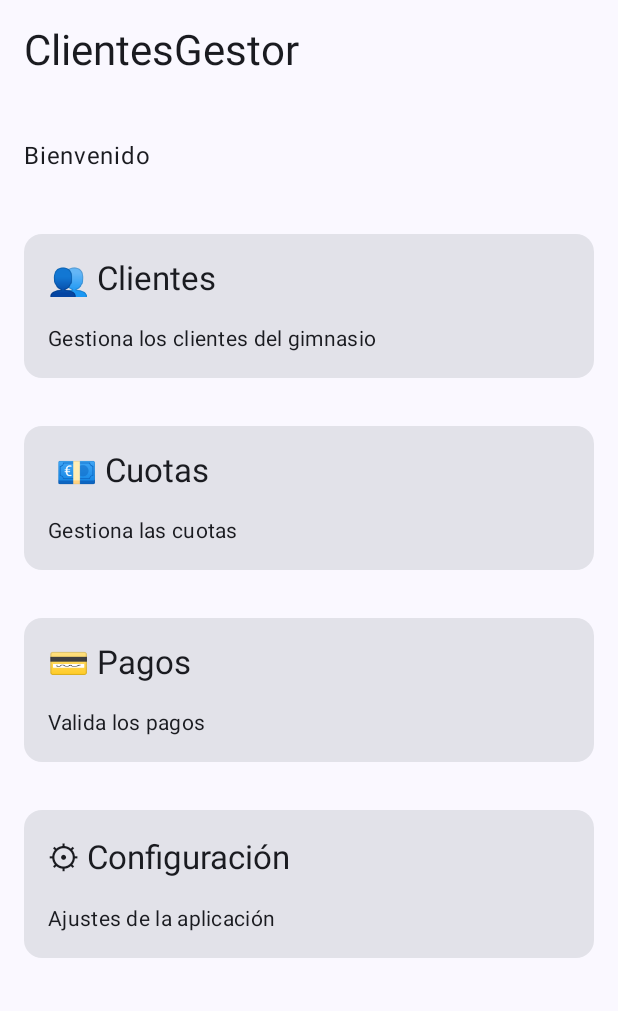
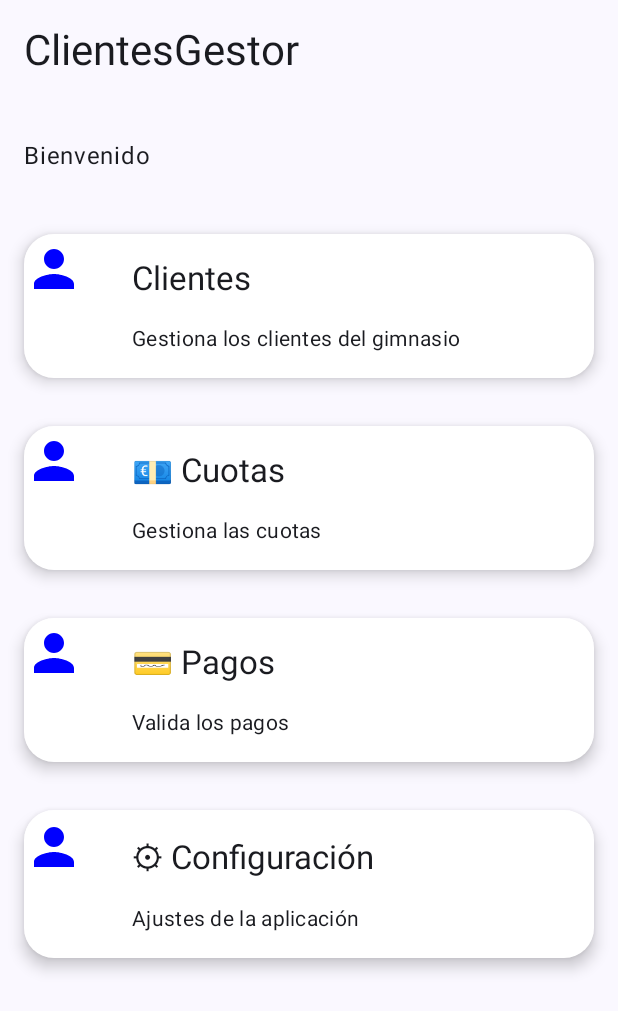
Before and after one commit to Rober-Car/ClientesGestor, an Android app built with Jetpack Compose: the HomeScreen screen opened through its navigation route, on a phone screen of 412 x 824 dp. Shown: the top 1011 px of the screen. Run offline under Robolectric (Android 15) with nearby library versions, the light colour scheme and no system bars.

Commit message:
Primeros pasos con compose 5

```diff
--- a/app/build.gradle.kts
+++ b/app/build.gradle.kts
@@ -56,4 +56,5 @@ dependencies {
     androidTestImplementation(libs.androidx.compose.ui.test.junit4)
     debugImplementation(libs.androidx.compose.ui.tooling)
     debugImplementation(libs.androidx.compose.ui.test.manifest)
+    implementation(libs.androidx.compose.material.icons.extended)
 }
--- a/app/src/main/java/com/roberto/clientesgestor/navigation/AppNavigation.kt
+++ b/app/src/main/java/com/roberto/clientesgestor/navigation/AppNavigation.kt
@@ -5,7 +5,8 @@ import androidx.navigation.compose.NavHost
 import androidx.navigation.compose.composable
 import androidx.navigation.compose.rememberNavController
 import com.roberto.clientesgestor.ui.auth.LoginScreen
-import com.roberto.clientesgestor.ui.cliente.HomeScreen
+import com.roberto.clientesgestor.ui.clientes.ClientesScreen
+import com.roberto.clientesgestor.ui.home.HomeScreen
 
 
 /**
@@ -103,5 +104,9 @@ fun AppNavigation() {
             HomeScreen(navController)
     }
 
+        composable ( Routes.CLIENTES){
+            ClientesScreen(navController)
+        }
+
 }
 }
--- a/app/src/main/java/com/roberto/clientesgestor/navigation/Routes.kt
+++ b/app/src/main/java/com/roberto/clientesgestor/navigation/Routes.kt
@@ -1,7 +1,33 @@
 package com.roberto.clientesgestor.navigation
 
+/**
+ * Routes
+ * ------
+ * ✔ TIPO: object (objeto singleton de Kotlin)
+ * Es una declaración de un objeto único en toda la aplicación.
+ * Sirve para almacenar valores constantes relacionados con las rutas de navegación.
+ *
+ * Sintaxis:
+ * object Nombre {
+ *     const val RUTA = "valor"
+ * }
+ *
+ * Uso:
+ * Se utiliza para evitar errores tipográficos y centralizar las rutas del NavHost.
+ */
 object Routes {
 
+    /**
+     * LOGIN
+     * -----
+     * ✔ TIPO: constante (const val)
+     * Es una cadena inmutable que representa la ruta de la pantalla de login.
+     * Sirve para navegar a la pantalla de inicio de sesión mediante navController.navigate(LOGIN).
+     *
+     * (Detalles completos sobre constantes ya explicados en esta primera aparición)
+     */
     const val LOGIN = "login"
     const val HOME = "home"
+
+    const val CLIENTES = "clientes"
 }
--- a/app/src/main/java/com/roberto/clientesgestor/ui/auth/LoginScreen.kt
+++ b/app/src/main/java/com/roberto/clientesgestor/ui/auth/LoginScreen.kt
@@ -260,7 +260,9 @@ fun LoginScreen(
          * Muestra una frase fija debajo del mensaje principal.
          */
 
-        Spacer(modifier = Modifier.height(16.dp))
+        Spacer(
+            modifier = Modifier.height(16.dp)
+        )
 
 
         Text("Gestión de clientes y cuotas")
--- a/app/src/main/java/com/roberto/clientesgestor/ui/cliente/HomeScreen.kt
+++ /dev/null
@@ -1,241 +0,0 @@
-package com.roberto.clientesgestor.ui.cliente
-
-import androidx.compose.foundation.layout.Column
-import androidx.compose.foundation.layout.Row
-import androidx.compose.foundation.layout.Spacer
-import androidx.compose.foundation.layout.fillMaxSize
-import androidx.compose.foundation.layout.fillMaxWidth
-import androidx.compose.foundation.layout.height
-import androidx.compose.foundation.layout.padding
-import androidx.compose.material3.Card
-import androidx.compose.material3.MaterialTheme
-import androidx.compose.material3.Text
-import androidx.compose.runtime.Composable
-import androidx.navigation.NavHostController
-import androidx.compose.material3.Scaffold
-import androidx.compose.ui.Modifier
-import androidx.compose.ui.unit.dp
-
-/**
- * HomeScreen
- * ----------
- * ✔ TIPO: función @Composable
- * ¿Qué es?
- * Una pantalla de la app que se muestra al navegar a HOME.
- *
- * ¿Qué hace?
- * Dibuja la interfaz usando Scaffold y Column.
- *
- * Parámetro navController
- * -----------------------
- * ✔ TIPO: NavHostController
- * ¿Para qué sirve?
- * Permite navegar a otras pantallas desde HomeScreen.
- */
-@Composable
-fun HomeScreen (
-
-    /**
-     * navController
-     * -------------
-     * El controlador de navegación que gestiona las rutas.
-     *
-     * ¿Para qué sirve?
-     *  permite navegar a otras pantallas  desde esta pantalla si fuese necesario.
-     */
-    navController: NavHostController
-
-) {
-
-    /**
-     * Scaffold
-     * --------
-     * ✔ TIPO: Composable de Material Design
-     *
-     * ¿Qué es?
-     * Un contenedor que estructura la pantalla.
-     *
-     * ¿Qué hace?
-     * Proporciona espacios como barras superiores, inferiores,
-     * FAB, y un área de contenido con padding automático.
-     *
-     * innerPadding
-     * ------------
-     * ✔ TIPO: PaddingValues
-     * ¿Qué hace?
-     * Indica el padding interno que Scaffold aplica al contenido.
-     */
-    Scaffold { innerPadding ->
-
-        /**
-         * Column
-         * ------
-         * ✔ TIPO: layout vertical
-         *
-         * ¿Qué es?
-         * Un contenedor que coloca elementos uno debajo del otro.
-         *
-         * modifier
-         * --------
-         * ✔ fillMaxSize() → ocupa toda la pantalla.
-         * ✔ padding(innerPadding) → aplica el padding del Scaffold.
-         */
-        Column(
-            modifier = Modifier
-                .fillMaxSize()
-                .padding(innerPadding)
-        ) {
-            /**
-             * Text("ClientesGestor")
-             * ----------------------
-             * ✔ TIPO: Composable de texto (Material 3)
-             *
-             * ¿Qué es?
-             * Un componente que muestra texto en pantalla.
-             *
-             * Parámetros:
-             * - text → contenido textual que se va a mostrar.
-             * - style → estilo tipográfico aplicado (headlineMedium en este caso).
-             * - modifier → ajustes visuales como padding, tamaño, alineación, etc.
-             */
-            Text(
-                text = "ClientesGestor",
-                style = MaterialTheme.typography.headlineMedium,
-                modifier = Modifier.padding(16.dp)
-            )
-
-
-            Spacer(modifier = Modifier.height(24.dp))
-
-            /**
-             * Text("Bienvenido")
-             * ------------------
-             * ✔ TIPO: Composable de texto
-             *
-             * ¿Qué es?
-             * Un texto secundario que complementa el título principal.
-             *
-             * Parámetros:
-             * - text → contenido textual.
-             * - modifier → en este caso, padding horizontal desde la izquierda.
-             */
-            Text(
-                text = "Bienvenido",
-                modifier = Modifier.padding(start = 16.dp)
-            )
-
-            Spacer(modifier= Modifier.height(24.dp))
-
-
-
-
-                Card (
-
-                    modifier = Modifier
-                        .fillMaxWidth()
-                        .padding(16.dp)
-
-                ){
-
-                    Text(
-                        text = "👥 Clientes",
-                        style = MaterialTheme.typography.titleLarge,
-                        modifier = Modifier.padding(16.dp)
-                    )
-
-                    Text(
-                        text = "Gestiona los clientes del gimnasio",
-                        style = MaterialTheme.typography.bodyMedium,
-                        modifier = Modifier.padding(
-                            start = 16.dp,
-                            end = 16.dp,
-                            bottom = 16.dp
-                        )
-                    )
-
-                }
-
-                Card(
-
-                    modifier = Modifier
-                        .fillMaxWidth()
-                        .padding(16.dp)
-
-                ){
-
-                    Text(
-                        text = " \uD83D\uDCB6 Cuotas" ,
-                        style = MaterialTheme.typography.titleLarge,
-                        modifier = Modifier.padding(16.dp)
-                    )
-
-                    Text(
-
-                        text = "Gestiona las cuotas",
-                        style = MaterialTheme.typography.bodyMedium,
-                        modifier = Modifier.padding(
-                            start = 16.dp,
-                            end = 16.dp,
-                            bottom = 16.dp
-                        )
-                    )
-                }
-
-                Card(
-
-                    modifier = Modifier
-                        .fillMaxWidth()
-                        .padding(16.dp)
-
-                ){
-
-                    Text(
-                        text = "\uD83D\uDCB3 Pagos " ,
-                        style = MaterialTheme.typography.titleLarge,
-                        modifier = Modifier.padding(16.dp)
-                    )
-
-                    Text(
-
-                        text = "Valida los pagos ",
-                        style = MaterialTheme.typography.bodyMedium,
-                        modifier = Modifier.padding(
-                            start = 16.dp,
-                            end = 16.dp,
-                            bottom = 16.dp
-                        )
-                    )
-                }
-
-                Card(
-
-                    modifier = Modifier
-                        .fillMaxWidth()
-                        .padding(16.dp)
-
-                ){
-
-                    Text(
-                        text = "⚙ Configuración" ,
-                        style = MaterialTheme.typography.titleLarge,
-                        modifier = Modifier.padding(16.dp)
-                    )
-
-                    Text(
-
-                        text = "Ajustes de la aplicación",
-                        style = MaterialTheme.typography.bodyMedium,
-                        modifier = Modifier.padding(
-                            start = 16.dp,
-                            end = 16.dp,
-                            bottom = 16.dp
-                        )
-                    )
-                }
-
-
-            }
-
-        }
-
-    }
--- /dev/null
+++ b/app/src/main/java/com/roberto/clientesgestor/ui/clientes/ClientesScreen.kt
@@ -0,0 +1,95 @@
+package com.roberto.clientesgestor.ui.clientes
+
+import androidx.compose.foundation.layout.Column
+import androidx.compose.foundation.layout.fillMaxSize
+import androidx.compose.foundation.layout.padding
+import androidx.compose.material3.Scaffold
+import androidx.compose.material3.Text
+import androidx.compose.runtime.Composable
+import androidx.compose.ui.Modifier
+import androidx.compose.ui.unit.dp
+import androidx.navigation.NavController
+import androidx.navigation.NavHostController
+
+
+/**
+ * ClientesScreen
+ * --------------
+ * ✔ TIPO: función @Composable
+ * Es una función declarativa que Jetpack Compose usa para dibujar interfaz.
+ * Sirve para mostrar la pantalla dedicada a la gestión de clientes.
+ *
+ * Sintaxis:
+ * @Composable fun NombrePantalla(parámetros) { ... }
+ *
+ * Uso:
+ * Se llama desde NavHost para navegar a esta pantalla.
+ */
+@Composable
+fun ClientesScreen(
+
+    /**
+     * navController
+     * -------------
+     * ✔ TIPO: NavHostController
+     * Es el controlador de navegación que administra rutas y destinos.
+     * Sirve para navegar entre pantallas mediante navigate("ruta").
+     */
+    navController: NavHostController
+
+) {
+
+    /**
+     * Scaffold
+     * --------
+     * ✔ TIPO: Scaffold (estructura de Material Design)
+     * Es un contenedor de alto nivel que organiza la pantalla en zonas:
+     * barra superior, inferior, FAB y contenido principal.
+     * Sirve para estructurar pantallas con un layout coherente.
+     *
+     * Sintaxis:
+     * Scaffold { innerPadding -> ... }
+     *
+     * Uso:
+     * innerPadding debe aplicarse al contenido para evitar solapamientos.
+     */
+    Scaffold { innerPadding ->
+
+        /**
+         * Column
+         * ------
+         * ✔ TIPO: Column (layout vertical)
+         * Es un contenedor que coloca elementos uno debajo del otro.
+         * Sirve para organizar contenido en estructura vertical.
+         *
+         * Sintaxis:
+         * Column(modifier = Modifier) { elementos }
+         *
+         * Uso:
+         * Se usa cuando la pantalla debe apilar elementos verticalmente.
+         */
+        Column(
+            modifier = Modifier
+                .fillMaxSize()
+                .padding(innerPadding)
+        ) {
+
+            /**
+             * Text("PANTALLA CLIENTES")
+             * ------------------------
+             * ✔ TIPO: Text (Composable)
+             * Es un componente que muestra texto en pantalla.
+             * Sirve para mostrar títulos, etiquetas o contenido textual.
+             *
+             * (Detalles completos ya explicados en la primera aparición de Text)
+             */
+            Text(
+                text = "PANTALLA CLIENTES",
+                modifier = Modifier.padding(16.dp)
+            )
+
+        }
+
+    }
+
+}
--- a/app/src/main/java/com/roberto/clientesgestor/ui/components/MenuCard.kt
+++ b/app/src/main/java/com/roberto/clientesgestor/ui/components/MenuCard.kt
@@ -1,12 +1,159 @@
 package com.roberto.clientesgestor.ui.components
 
-
-
+import androidx.compose.foundation.layout.Column
+import androidx.compose.foundation.layout.Row
+import androidx.compose.foundation.layout.Spacer
+import androidx.compose.foundation.layout.fillMaxWidth
+import androidx.compose.foundation.layout.height
+import androidx.compose.foundation.layout.offset
+import androidx.compose.foundation.layout.padding
+import androidx.compose.foundation.layout.size
+import androidx.compose.foundation.layout.width
+import androidx.compose.foundation.shape.RoundedCornerShape
+import androidx.compose.material3.Card
+import androidx.compose.material3.MaterialTheme
+import androidx.compose.material3.Text
 import androidx.compose.runtime.Composable
+import androidx.compose.ui.Modifier
+import androidx.compose.ui.unit.dp
+import androidx.compose.material.icons.Icons
+import androidx.compose.material.icons.filled.Person
+import androidx.compose.material3.CardDefaults
+import androidx.compose.material3.Icon
+import androidx.compose.ui.Alignment
+import androidx.compose.ui.graphics.Color
 
 @Composable
 fun MenuCard(
 
+    titulo: String,
+    descripcion : String,
+    onClick: () -> Unit
+
 ) {
 
+    /**
+     * Card
+     * ----
+     * ✔ TIPO: Card (contenedor Material Design)
+     * Es un contenedor visual con elevación y bordes que agrupa contenido.
+     * Sirve para crear bloques independientes dentro de la interfaz.
+     *
+     * Sintaxis:
+     * Card(onClick = ..., modifier = Modifier) { contenido }
+     *
+     * Uso:
+     * Se utiliza para secciones que necesitan un agrupamiento visual claro.
+     */
+    Card(
+        onClick = onClick,
+
+        modifier = Modifier
+            .fillMaxWidth()
+            .padding(16.dp),
+
+        shape = RoundedCornerShape(20.dp),
+
+        elevation = CardDefaults.cardElevation(
+            defaultElevation = 6.dp
+        ),
+
+        colors = CardDefaults.cardColors(
+            containerColor = Color.White
+        )
+    ) {
+
+        /**
+         * Row
+         * ---
+         * ✔ TIPO: Row (layout horizontal)
+         * Es un contenedor que coloca elementos uno al lado del otro.
+         * Sirve para organizar contenido horizontalmente dentro de la tarjeta.
+         *
+         * (Detalles completos ya explicados en la primera aparición de Row)
+         */
+        Row(
+            verticalAlignment = Alignment.CenterVertically
+        ) {
+
+            /**
+             * Icon
+             * ----
+             * ✔ TIPO: Icon (Composable)
+             * Es un componente que muestra un icono vectorial.
+             * Sirve para añadir elementos gráficos representativos.
+             *
+             * Sintaxis:
+             * Icon(imageVector = Icons.Default.X, contentDescription = "...", modifier = ...)
+             *
+             * Uso:
+             * Se utiliza para acompañar texto con un símbolo visual.
+             */
+            Icon(
+                imageVector = Icons.Default.Person,
+                contentDescription = "Clientes",
+                tint = Color.Blue,
+                modifier = Modifier
+                    .size(40.dp)
+                    .offset(y = (-25).dp)
+            )
+
+            Spacer(
+                modifier = Modifier.width(16.dp)
+            )
+
+            /**
+             * Column
+             * ------
+             * ✔ TIPO: Column (layout vertical)
+             * Es un contenedor que coloca elementos uno debajo del otro.
+             * Sirve para organizar el texto dentro de la tarjeta.
+             *
+             * (Detalles completos ya explicados en la primera aparición de Column)
+             */
+            Column(
+
+                modifier = Modifier.weight(1f)
+
+            ) {
+
+                /**
+                 * Text(titulo)
+                 * ------------
+                 * ✔ TIPO: Text
+                 * Es el título de la tarjeta.
+                 * Sirve para identificar la sección representada por esta Card.
+                 *
+                 * (Detalles completos ya explicados en la primera aparición de Text)
+                 */
+                Text(
+                    text = titulo,
+                    style = MaterialTheme.typography.titleLarge,
+                    modifier = Modifier.padding(16.dp)
+                )
+
+                /**
+                 * Text(descripcion)
+                 * -----------------
+                 * ✔ TIPO: Text
+                 * Es la descripción de la tarjeta.
+                 * Sirve para explicar la función o contenido asociado al título.
+                 *
+                 * (Detalles completos ya explicados en la primera aparición de Text)
+                 */
+                Text(
+                    text = descripcion,
+                    style = MaterialTheme.typography.bodyMedium,
+                    modifier = Modifier.padding(
+                        start = 16.dp,
+                        end = 16.dp,
+                        bottom = 16.dp
+                    )
+                )
+
+            }
+        }
+
+    }
+
 }
--- /dev/null
+++ b/app/src/main/java/com/roberto/clientesgestor/ui/home/HomeScreen.kt
@@ -0,0 +1,190 @@
+package com.roberto.clientesgestor.ui.home
+
+import androidx.compose.foundation.layout.Column
+import androidx.compose.foundation.layout.Spacer
+import androidx.compose.foundation.layout.fillMaxSize
+import androidx.compose.foundation.layout.height
+import androidx.compose.foundation.layout.padding
+import androidx.compose.material3.MaterialTheme
+import androidx.compose.material3.Text
+import androidx.compose.runtime.Composable
+import androidx.navigation.NavHostController
+import androidx.compose.material3.Scaffold
+import androidx.compose.ui.Modifier
+import androidx.compose.ui.unit.dp
+import com.roberto.clientesgestor.navigation.Routes
+import com.roberto.clientesgestor.ui.components.MenuCard
+
+/**
+ * HomeScreen
+ * ----------
+ * ✔ TIPO: función @Composable
+ * Es una función declarativa que Jetpack Compose usa para dibujar interfaz.
+ * Sirve para mostrar la pantalla principal de la aplicación.
+ *
+ * Sintaxis:
+ * @Composable fun NombrePantalla(parámetros) { ... }
+ *
+ * Uso:
+ * Se llama desde NavHost para mostrar esta pantalla.
+ */
+@Composable
+fun HomeScreen (
+
+    /**
+     * navController
+     * -------------
+     * ✔ TIPO: NavHostController
+     * Es el controlador de navegación que administra rutas y destinos.
+     * Sirve para navegar entre pantallas mediante navigate("ruta").
+     */
+    navController: NavHostController
+
+) {
+
+    /**
+     * Scaffold
+     * --------
+     * ✔ TIPO: Scaffold (estructura de Material Design)
+     * Es un contenedor de alto nivel que organiza la pantalla en zonas:
+     * barra superior, inferior, FAB y contenido principal.
+     * Sirve para estructurar pantallas complejas con un layout coherente.
+     *
+     * Sintaxis:
+     * Scaffold { innerPadding -> ... }
+     *
+     * Uso:
+     * innerPadding debe aplicarse al contenido para evitar solapamientos.
+     */
+    Scaffold { innerPadding ->
+
+        /**
+         * Column
+         * ------
+         * ✔ TIPO: Column (layout vertical)
+         * Es un contenedor que coloca elementos uno debajo del otro.
+         * Sirve para organizar contenido en estructura vertical.
+         *
+         * Sintaxis:
+         * Column(modifier = Modifier) { elementos }
+         *
+         * Uso:
+         * Se usa cuando la pantalla debe apilar elementos verticalmente.
+         */
+        Column(
+            modifier = Modifier
+                .fillMaxSize()
+                .padding(innerPadding)
+        ) {
+
+            /**
+             * Text("ClientesGestor")
+             * ----------------------
+             * ✔ TIPO: Text (Composable)
+             * Es un componente que muestra texto en pantalla.
+             * Sirve para mostrar títulos, etiquetas o contenido textual.
+             *
+             * Sintaxis:
+             * Text(text = "...", style = ..., modifier = ...)
+             *
+             * Uso:
+             * Se usa para mostrar texto con estilos de MaterialTheme.
+             */
+            Text(
+                text = "ClientesGestor",
+                style = MaterialTheme.typography.headlineMedium,
+                modifier = Modifier.padding(16.dp)
+            )
+
+            /**
+             * Spacer
+             * ------
+             * ✔ TIPO: Spacer
+             * Es un elemento invisible que ocupa espacio.
+             * Sirve para separar visualmente componentes.
+             *
+             * Sintaxis:
+             * Spacer(modifier = Modifier.height(XX.dp))
+             */
+            Spacer(modifier = Modifier.height(24.dp))
+
+            /**
+             * Text("Bienvenido")
+             * ------------------
+             * ✔ TIPO: Text
+             * Es un texto secundario.
+             * Sirve para mostrar un mensaje complementario.
+             *
+             * (Detalles completos ya explicados en la primera aparición de Text)
+             */
+            Text(
+                text = "Bienvenido",
+                modifier = Modifier.padding(start = 16.dp)
+            )
+
+            Spacer(modifier = Modifier.height(24.dp))
+
+            /**
+             * MenuCard
+             * --------
+             * ✔ TIPO: Composable personalizado
+             * Es un componente reutilizable que encapsula una Card con título y descripción.
+             * Sirve para evitar repetir código y mantener la interfaz consistente.
+             *
+             * Sintaxis:
+             * MenuCard(titulo = "...", descripcion = "...")
+             *
+             * Uso:
+             * Se usa para representar opciones del menú principal.
+             */
+            MenuCard(
+                titulo = "Clientes",
+                descripcion = "Gestiona los clientes del gimnasio",
+                onClick = {
+                    navController.navigate(Routes.CLIENTES)
+
+                }
+            )
+
+            /**
+             * MenuCard (segunda aparición)
+             * ----------------------------
+             */
+            MenuCard(
+                titulo = "💶 Cuotas",
+                descripcion = "Gestiona las cuotas",
+                onClick = {
+
+
+                }
+            )
+
+            /**
+             * MenuCard (tercera aparición)
+             * ----------------------------
+             */
+            MenuCard(
+                titulo = "💳 Pagos",
+                descripcion="Valida los pagos",
+                onClick = {
+
+
+                }
+            )
+
+            /**
+             * MenuCard (cuarta aparición)
+             * ---------------------------
+             */
+            MenuCard(
+                titulo="⚙ Configuración",
+                descripcion="Ajustes de la aplicación",
+                onClick = {
+
+
+                }
+            )
+
+        }
+    }
+}
--- a/gradle/libs.versions.toml
+++ b/gradle/libs.versions.toml
@@ -26,6 +26,7 @@ androidx-compose-ui-test-manifest = { group = "androidx.compose.ui", name = "ui-
 androidx-compose-ui-test-junit4 = { group = "androidx.compose.ui", name = "ui-test-junit4" }
 androidx-compose-material3 = { group = "androidx.compose.material3", name = "material3" }
 androidx-navigation-compose = { group = "androidx.navigation", name = "navigation-compose", version.ref = "navigationCompose" }
+androidx-compose-material-icons-extended = { group = "androidx.compose.material", name = "material-icons-extended" }
 
 [plugins]
 android-application = { id = "com.android.application", version.ref = "agp" }
```
